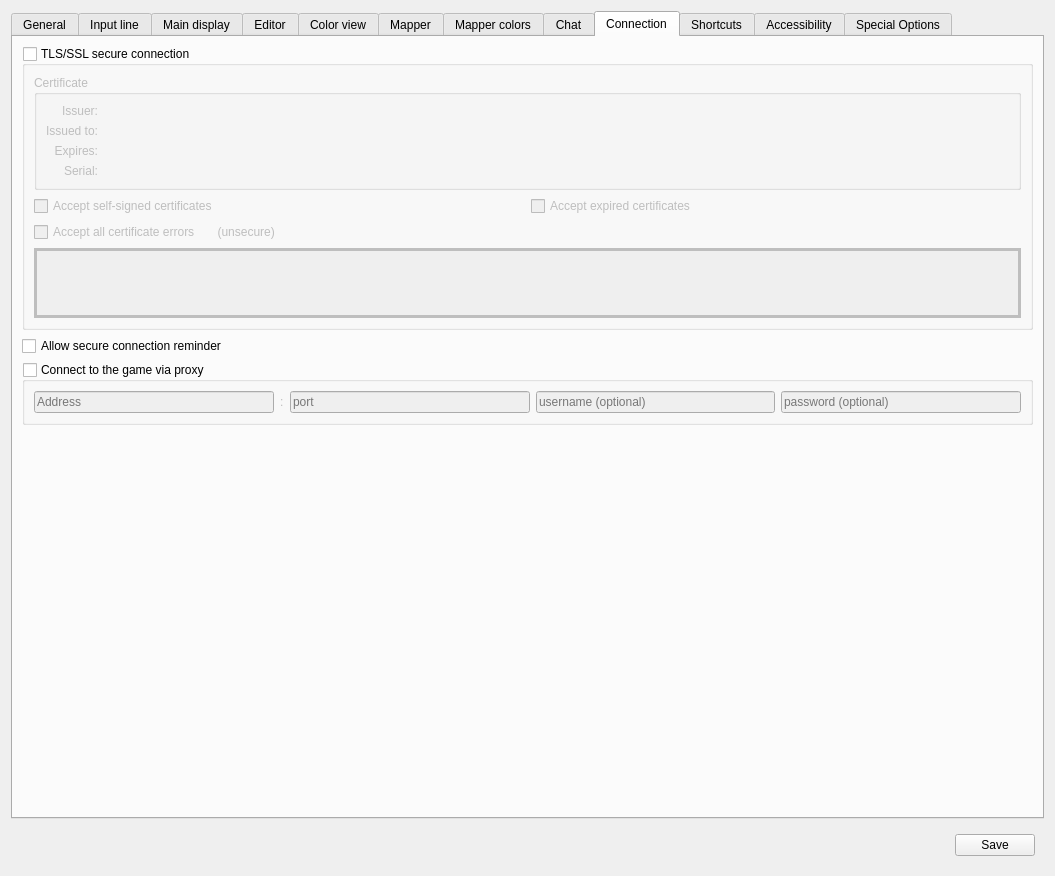
Before: the Qt Designer form src/ui/profile_preferences.ui in Mudlet/Mudlet, drawn with Qt 5.
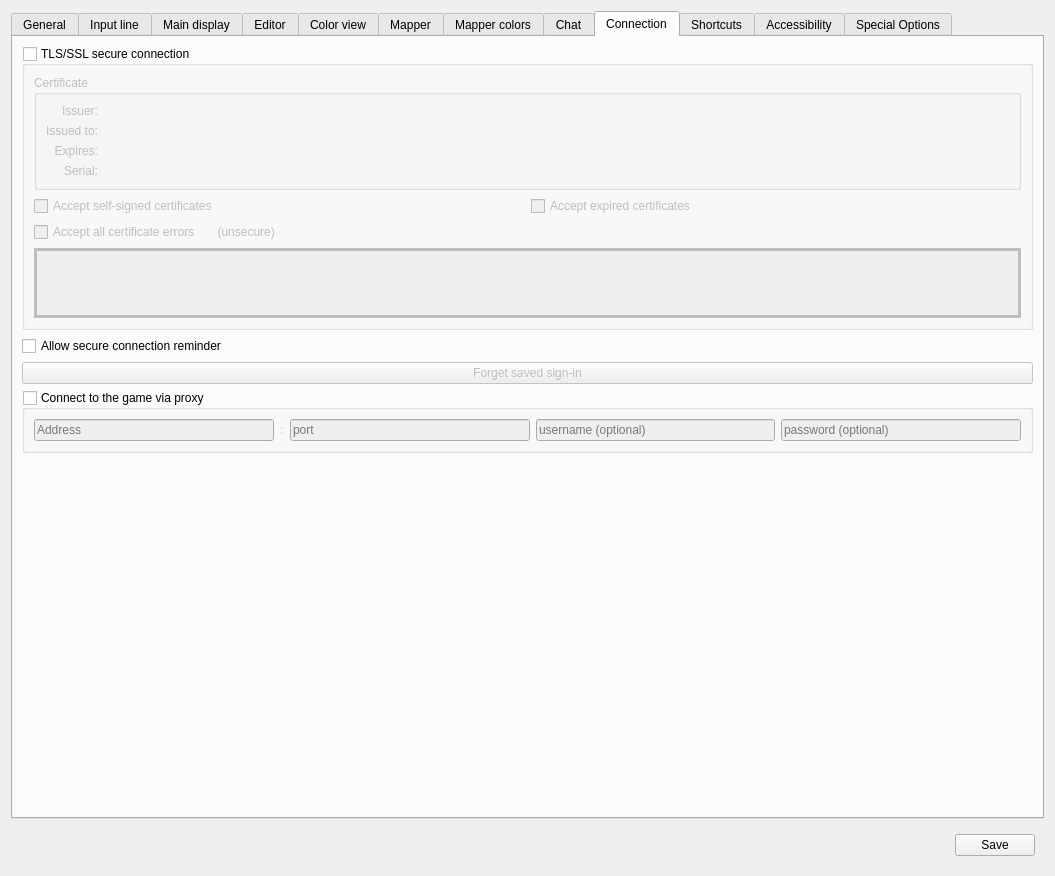
After: the same form once the commit is applied. The open tabs and pages were chosen to show the change. Icons and pictures are not drawn. Custom widgets are drawn as their Qt base class.

Commit message: Add: GMCP Char.Login 2 - reconnect tokens and browser sign-in hooks

What changed in the file:
```diff
--- a/src/ui/profile_preferences.ui
+++ b/src/ui/profile_preferences.ui
@@ -4352,6 +4352,22 @@
          </property>
         </widget>
        </item>
+       <item>
+        <widget class="QPushButton" name="pushButton_forgetSavedSignIn">
+         <property name="enabled">
+          <bool>false</bool>
+         </property>
+         <property name="toolTip">
+          <string>&lt;p&gt;Forget the saved sign-in for this game, so the next connection asks you to sign in again. Use this to sign out of this device or switch accounts.&lt;/p&gt;</string>
+         </property>
+         <property name="accessibleDescription">
+          <string>Forget the saved sign-in for this game, so the next connection asks you to sign in again. Use this to sign out of this device or switch accounts.</string>
+         </property>
+         <property name="text">
+          <string>Forget saved sign-in</string>
+         </property>
+        </widget>
+       </item>
        <item>
         <widget class="QGroupBox" name="groupBox_proxy">
          <property name="title">
```
Left out of the diff: 1 changed line with no effect on the pictures. The commit also changes 7 other files.
